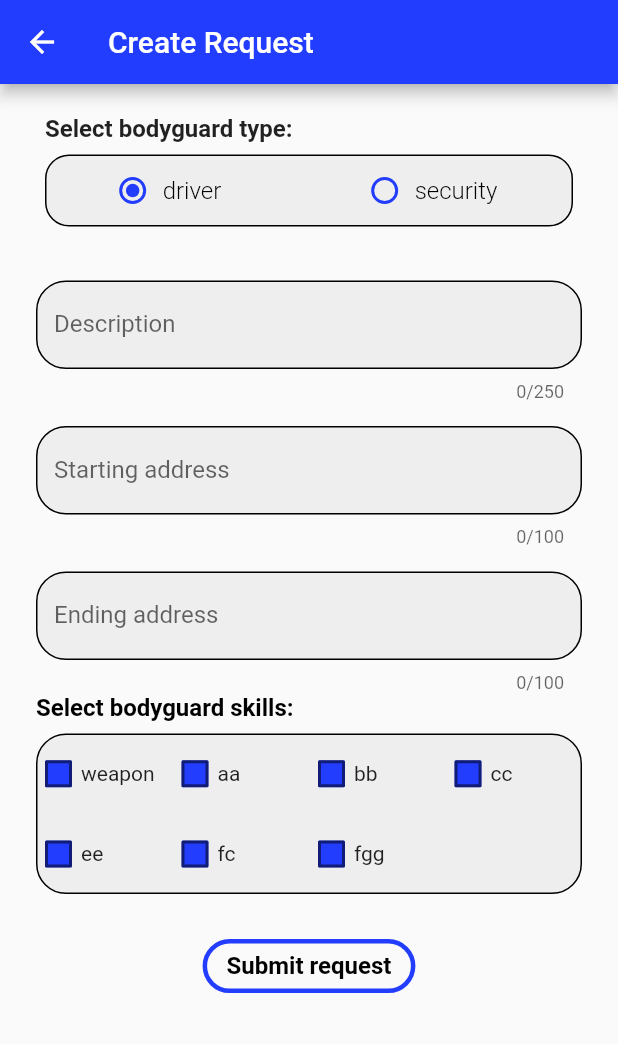
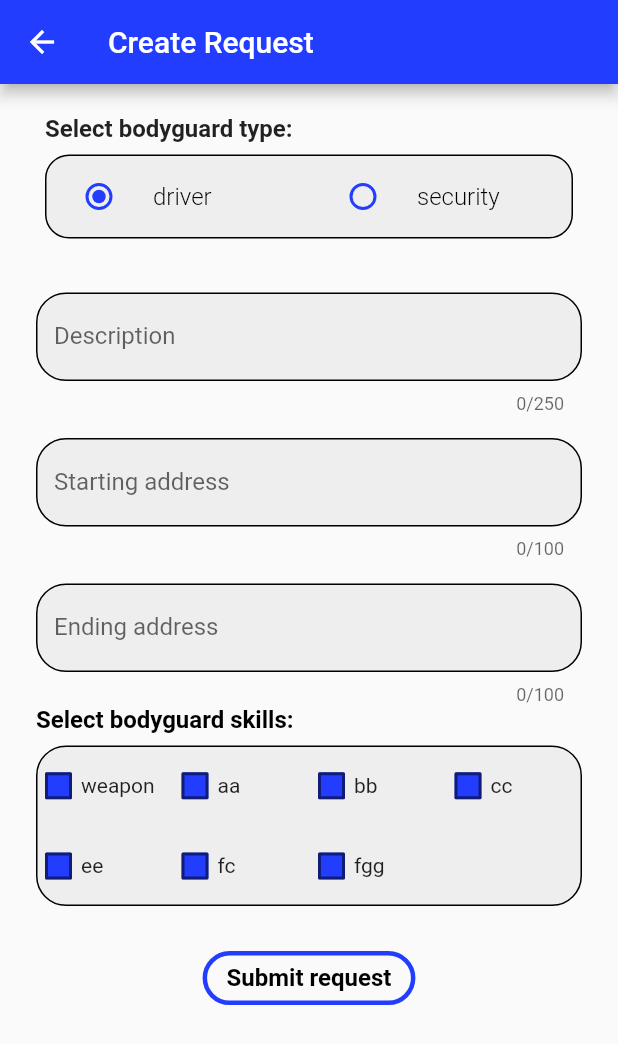
Before and after one commit to dashkata/ChechnyaStoneLifters, a Flutter app: the screen it shows after launch, after a tap on the "add" icon, on a phone screen of 412 x 824 dp. Shown: the top 1044 px of the screen. Run offline on Flutter 3.47's test engine with Material 2 defaults, Android fonts, the phone set to English and light mode, and no system bars; our stand-ins replace dio, get_it.

Commit message:
Fixed the radio tile

```diff
--- a/lib/main.dart
+++ b/lib/main.dart
@@ -1,3 +1,4 @@
+import 'package:checheneca/presentation/resources/themes.dart';
 import 'package:flutter/material.dart';
 
 import 'domain/models/guard_request.dart';
@@ -20,7 +21,13 @@ class MyApp extends StatelessWidget {
   @override
   Widget build(BuildContext context) => MaterialApp(
         title: 'Flutter Demo',
-        theme: ThemeData(),
+        theme: ThemeData(
+          radioTheme: RadioThemeData(
+            fillColor: MaterialStateColor.resolveWith(
+              (states) => Themes.complementaryColor,
+            ),
+          ),
+        ),
         onGenerateRoute: AppRouter.generateRoute,
         initialRoute: Routes.requests,
       );
--- a/lib/presentation/screens/create_request/create_request_vm.dart
+++ b/lib/presentation/screens/create_request/create_request_vm.dart
@@ -12,11 +12,10 @@ class CreateRequestViewModel extends ChangeNotifier {
   final TextEditingController descriptionController = TextEditingController();
   final TextEditingController startingAddressController =
       TextEditingController();
-  final TextEditingController endingAddressController =
-  TextEditingController();
+  final TextEditingController endingAddressController = TextEditingController();
   final List<bool> checkBoxList = [];
   final RequestRepo _requestRepo;
-  List<String> skills = ['weapon', 'aa', 'bb', 'cc','ee', 'fc', 'fgg'];
+  List<String> skills = ['weapon', 'aa', 'bb', 'cc', 'ee', 'fc', 'fgg'];
   Map<String, bool> skillsCheck = {};
   BodyGuardType _bodyGuardType = BodyGuardType.driver;
 
@@ -34,7 +33,6 @@ class CreateRequestViewModel extends ChangeNotifier {
   }
 
   void changeRadioTile(BodyGuardType? bodyGuardType) {
-    print('object');
     if (bodyGuardType != null) {
       _bodyGuardType = bodyGuardType;
     }
--- a/lib/presentation/screens/create_request/widgets/custom_radio_tile.dart
+++ b/lib/presentation/screens/create_request/widgets/custom_radio_tile.dart
@@ -11,24 +11,11 @@ class _CustomRadioTile extends StatelessWidget {
 
   @override
   Widget build(BuildContext context) => Expanded(
-        child: Row(
-          mainAxisAlignment: MainAxisAlignment.center,
-          children: [
-            SizedBox(
-              width: 0,
-              child: Radio<BodyGuardType>(
+          child: RadioListTile(
         value: bodyGuard,
         groupValue: viewModel.bodyGuardType,
         onChanged: viewModel.changeRadioTile,
-                fillColor: MaterialStateColor.resolveWith(
-                  (states) => Themes.complementaryColor,
-                ),
-              ),
-            ),
-            const SizedBox(
-              width: 20,
-            ),
-            Text(
+        title: Text(
           bodyGuard.name,
           style: TextStyle(
             color: Themes.accentColor,
@@ -36,7 +23,25 @@ class _CustomRadioTile extends StatelessWidget {
             fontWeight: FontWeight.w300,
           ),
         ),
-          ],
-        ),
+      )
+          // child: Row(
+          //   mainAxisAlignment: MainAxisAlignment.center,
+          //   children: [
+          //     SizedBox(
+          //       width: 0,
+          //       child: Radio<BodyGuardType>(
+          //         value: bodyGuard,
+          //         groupValue: viewModel.bodyGuardType,
+          //         onChanged: viewModel.changeRadioTile,
+          //         fillColor: MaterialStateColor.resolveWith(
+          //           (states) => Themes.complementaryColor,
+          //         ),
+          //       ),
+          //     ),
+          //     const SizedBox(
+          //       width: 20,
+          //     ),
+
+          // ),
           );
 }
```
Lines whose indentation alone changed are shown as unchanged.
